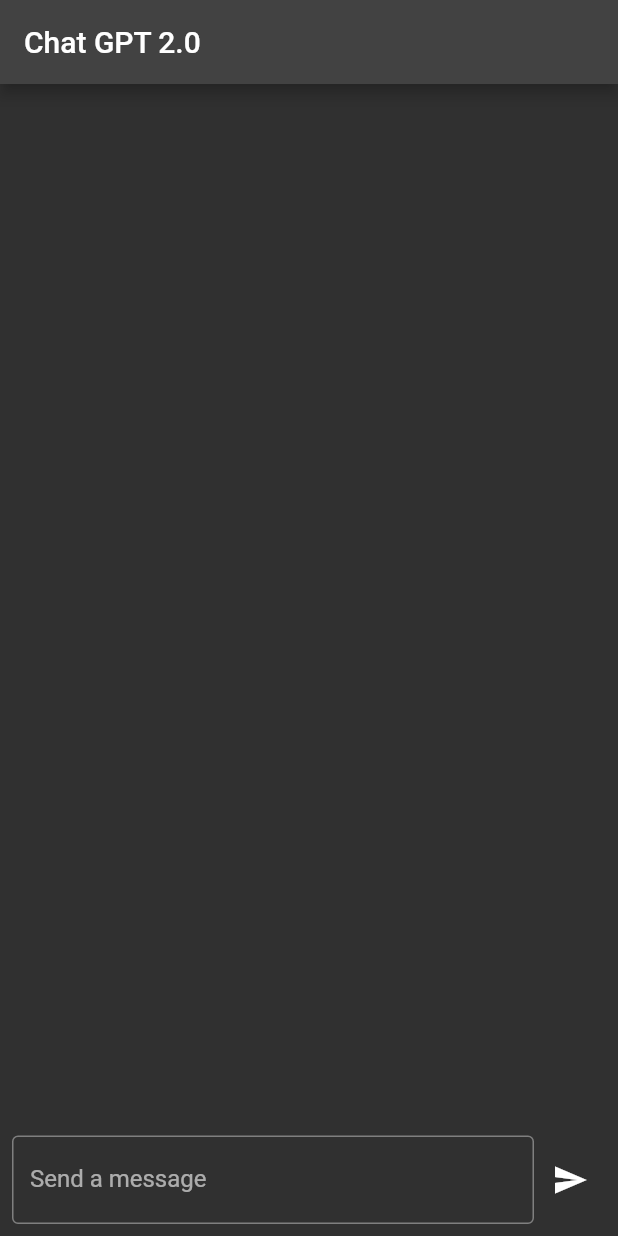
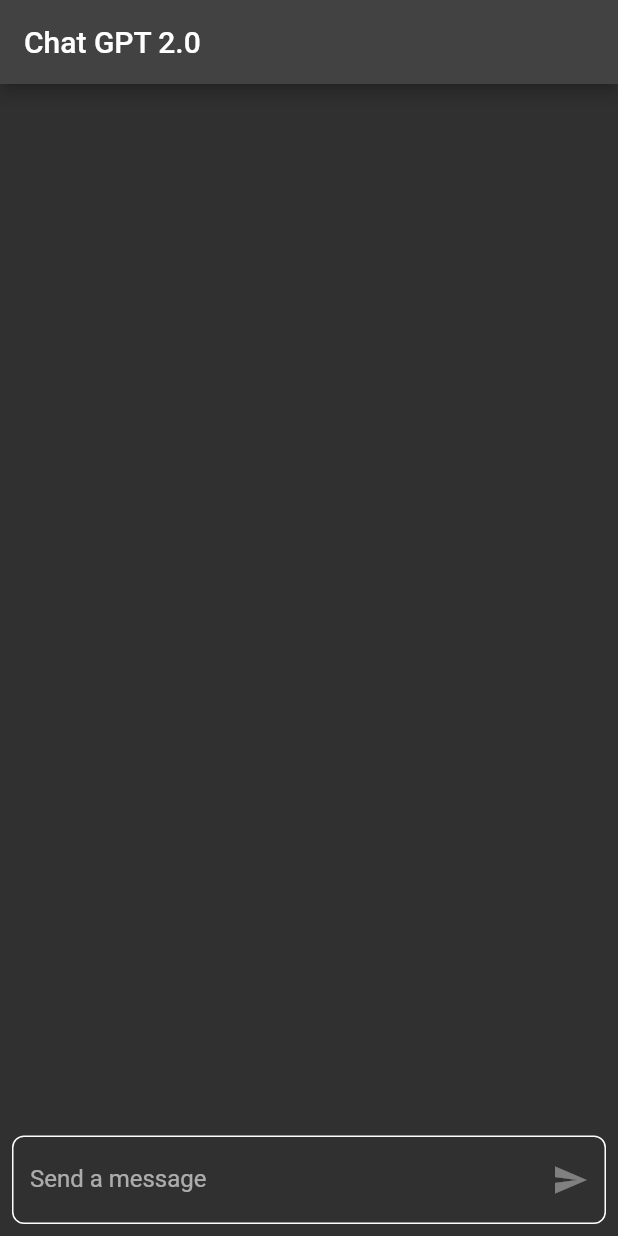
Before and after one commit to divyeshvankar/ChatGptApp, a Flutter app: the screen it shows after launch, on a phone screen of 412 x 824 dp. Run offline on Flutter 3.47's test engine with Material 2 defaults, Android fonts, the phone set to English and light mode, and no system bars.

Commit message:
some styling

```diff
--- a/chat_app/lib/main.dart
+++ b/chat_app/lib/main.dart
@@ -47,6 +47,7 @@ class _ChatScreenState extends State<ChatScreen> {
   final List<ChatMessage> _messages = [];
   StreamSubscription<String>? _responseSubscription;
   bool _isLoading = false; // Add isLoading variable
+  bool _isMessageEmpty = true; // Add isMessageEmpty variable
 
   Future<void> _sendMessage(String message) async {
     try {
@@ -149,33 +150,44 @@ class _ChatScreenState extends State<ChatScreen> {
           ),
           Padding(
   padding: const EdgeInsets.all(8.0),
-            child: Row(
-              children: [
-                Expanded(
   child: TextField(
     controller: _messageController,
-                    decoration: const InputDecoration(
+    onChanged: (value) {
+      setState(() {
+        _isMessageEmpty = value.trim().isEmpty;
+      });
+    },
+    decoration: InputDecoration(
       labelText: 'Send a message',
       border: OutlineInputBorder(),
+      focusedBorder: OutlineInputBorder(
+        borderSide: BorderSide(color: Colors.white), // Set the focused border color to white
+        borderRadius: BorderRadius.circular(8.0),
       ),
+      enabledBorder: OutlineInputBorder(
+        borderSide: BorderSide(color: Colors.white), // Set the enabled border color to white
+        borderRadius: BorderRadius.circular(8.0),
       ),
-                ),
-                IconButton( // Replace ElevatedButton with IconButton
-                  onPressed: () {
+      suffixIcon: IconButton(
+        onPressed: _isMessageEmpty ? null : () {
           final message = _messageController.text.trim();
           if (message.isNotEmpty) {
             setState(() {
-                        _isLoading = true; // Set isLoading to true when sending the message
+              _isLoading = true;
             });
             _sendMessage(message);
             _messageController.clear();
           }
         },
-                  icon: Icon(Icons.send), // Use send icon
-                ),
-              ],
+        icon: Icon(Icons.send),
+        color: _isMessageEmpty ? Colors.white : Color.fromARGB(255, 5, 155, 18),
       ),
     ),
+    style: TextStyle(color: Colors.white), // Set the text color to white
+    cursorColor: Colors.white, // Set the cursor color to white
+  ),
+),
+
         ],
       ),
     );
```
Lines whose indentation alone changed are shown as unchanged.
